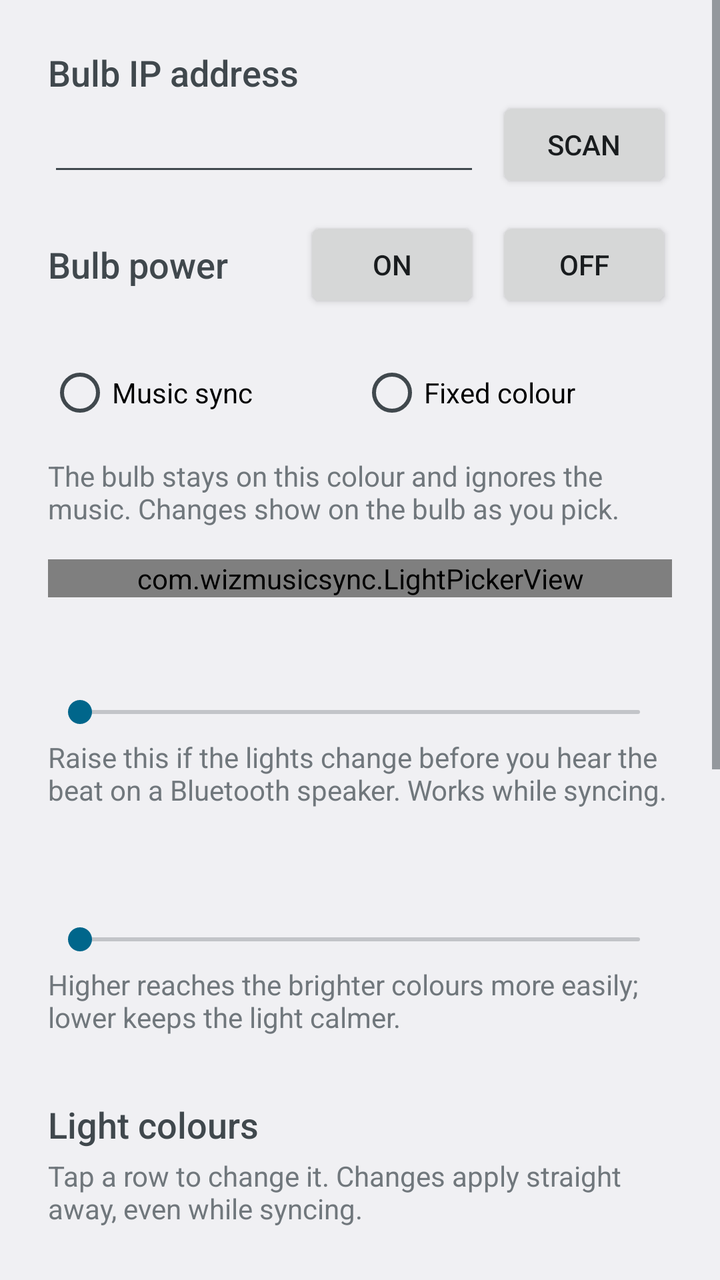
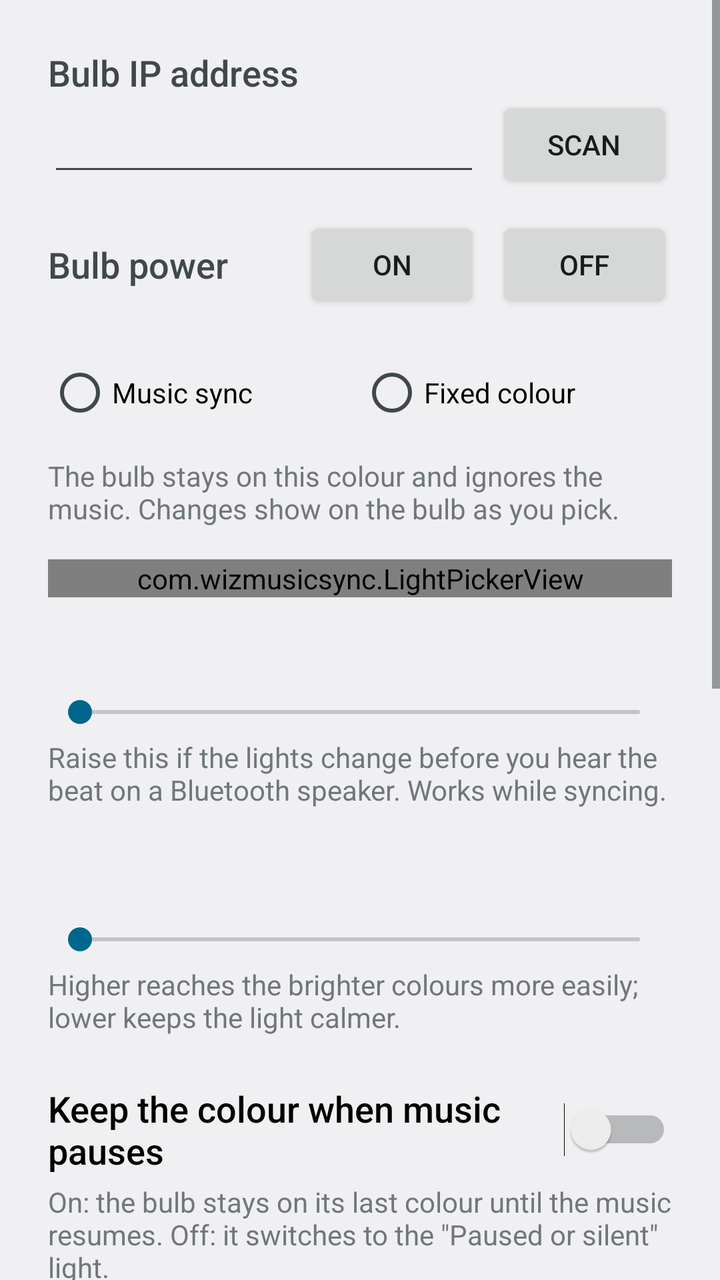

Two renders of the same Android screen: before a commit and after it. Below are the layout's source before the change and the commit's diff.
<!-- AndroidManifest.xml: application theme android:Theme.DeviceDefault.DayNight -->
<!-- res/layout/activity_main.xml -->
<?xml version="1.0" encoding="utf-8"?>
<ScrollView xmlns:android="http://schemas.android.com/apk/res/android"
    android:layout_width="match_parent"
    android:layout_height="match_parent"
    android:fitsSystemWindows="true">

    <LinearLayout
        android:layout_width="match_parent"
        android:layout_height="wrap_content"
        android:orientation="vertical"
        android:padding="24dp">

        <TextView
            android:layout_width="wrap_content"
            android:layout_height="wrap_content"
            android:labelFor="@id/bulbIp"
            android:text="Bulb IP address"
            android:textAppearance="?android:attr/textAppearanceMedium" />

        <LinearLayout
            android:layout_width="match_parent"
            android:layout_height="wrap_content"
            android:gravity="center_vertical"
            android:orientation="horizontal">

            <EditText
                android:id="@+id/bulbIp"
                android:layout_width="0dp"
                android:layout_height="wrap_content"
                android:layout_weight="1"
                android:importantForAutofill="no"
                android:inputType="text"
                android:singleLine="true" />

            <Button
                android:id="@+id/scan"
                android:layout_width="wrap_content"
                android:layout_height="wrap_content"
                android:layout_marginStart="8dp"
                android:text="Scan" />
        </LinearLayout>

        <LinearLayout
            android:layout_width="match_parent"
            android:layout_height="wrap_content"
            android:layout_marginTop="12dp"
            android:gravity="center_vertical"
            android:orientation="horizontal">

            <TextView
                android:id="@+id/powerState"
                android:layout_width="0dp"
                android:layout_height="wrap_content"
                android:layout_weight="1"
                android:text="Bulb power"
                android:textAppearance="?android:attr/textAppearanceMedium" />

            <Button
                android:id="@+id/powerOn"
                android:layout_width="wrap_content"
                android:layout_height="wrap_content"
                android:text="On" />

            <Button
                android:id="@+id/powerOff"
                android:layout_width="wrap_content"
                android:layout_height="wrap_content"
                android:layout_marginStart="8dp"
                android:text="Off" />
        </LinearLayout>

        <RadioGroup
            android:id="@+id/mode"
            android:layout_width="match_parent"
            android:layout_height="wrap_content"
            android:layout_marginTop="24dp"
            android:orientation="horizontal">

            <RadioButton
                android:id="@+id/modeSync"
                android:layout_width="0dp"
                android:layout_height="wrap_content"
                android:layout_weight="1"
                android:text="Music sync" />

            <RadioButton
                android:id="@+id/modeFixed"
                android:layout_width="0dp"
                android:layout_height="wrap_content"
                android:layout_weight="1"
                android:text="Fixed colour" />
        </RadioGroup>

        
        <LinearLayout
            android:id="@+id/fixedSection"
            android:layout_width="match_parent"
            android:layout_height="wrap_content"
            android:layout_marginTop="16dp"
            android:orientation="vertical">

            <TextView
                android:layout_width="wrap_content"
                android:layout_height="wrap_content"
                android:text="The bulb stays on this colour and ignores the music. Changes show on the bulb as you pick."
                android:textAppearance="?android:attr/textAppearanceSmall" />

            <com.wizmusicsync.LightPickerView
                android:id="@+id/fixedPicker"
                android:layout_width="match_parent"
                android:layout_height="wrap_content"
                android:layout_marginTop="16dp" />
        </LinearLayout>

        
        <LinearLayout
            android:id="@+id/syncSection"
            android:layout_width="match_parent"
            android:layout_height="wrap_content"
            android:orientation="vertical">

            <TextView
                android:id="@+id/delayLabel"
                android:layout_width="wrap_content"
                android:layout_height="wrap_content"
                android:layout_marginTop="16dp"
                android:textAppearance="?android:attr/textAppearanceMedium" />

            <SeekBar
                android:id="@+id/delay"
                android:layout_width="match_parent"
                android:layout_height="wrap_content"
                android:layout_marginTop="8dp" />

            <TextView
                android:layout_width="wrap_content"
                android:layout_height="wrap_content"
                android:layout_marginTop="4dp"
                android:text="Raise this if the lights change before you hear the beat on a Bluetooth speaker. Works while syncing."
                android:textAppearance="?android:attr/textAppearanceSmall" />

            <TextView
                android:id="@+id/sensitivityLabel"
                android:layout_width="wrap_content"
                android:layout_height="wrap_content"
                android:layout_marginTop="24dp"
                android:textAppearance="?android:attr/textAppearanceMedium" />

            <SeekBar
                android:id="@+id/sensitivity"
                android:layout_width="match_parent"
                android:layout_height="wrap_content"
                android:layout_marginTop="8dp" />

            <TextView
                android:layout_width="wrap_content"
                android:layout_height="wrap_content"
                android:layout_marginTop="4dp"
                android:text="Higher reaches the brighter colours more easily; lower keeps the light calmer."
                android:textAppearance="?android:attr/textAppearanceSmall" />

            <TextView
                android:layout_width="wrap_content"
                android:layout_height="wrap_content"
                android:layout_marginTop="32dp"
                android:text="Light colours"
                android:textAppearance="?android:attr/textAppearanceMedium" />

            <TextView
                android:layout_width="wrap_content"
                android:layout_height="wrap_content"
                android:layout_marginTop="4dp"
                android:text="Tap a row to change it. Changes apply straight away, even while syncing."
                android:textAppearance="?android:attr/textAppearanceSmall" />

            <LinearLayout
                android:id="@+id/colorRows"
                android:layout_width="match_parent"
                android:layout_height="wrap_content"
                android:layout_marginTop="8dp"
                android:orientation="vertical" />

            <Button
                android:id="@+id/resetColors"
                style="?android:attr/borderlessButtonStyle"
                android:layout_width="wrap_content"
                android:layout_height="wrap_content"
                android:text="Reset colours" />

            <Button
                android:id="@+id/toggle"
                android:layout_width="match_parent"
                android:layout_height="wrap_content"
                android:layout_marginTop="24dp" />
        </LinearLayout>

        
        <TextView
            android:layout_width="wrap_content"
            android:layout_height="wrap_content"
            android:layout_marginTop="32dp"
            android:text="Schedules"
            android:textAppearance="?android:attr/textAppearanceMedium" />

        <TextView
            android:layout_width="wrap_content"
            android:layout_height="wrap_content"
            android:layout_marginTop="4dp"
            android:text="Turn the bulb on or off after a delay or at a set time. This device must be on the bulb's Wi-Fi when a schedule runs."
            android:textAppearance="?android:attr/textAppearanceSmall" />

        <LinearLayout
            android:id="@+id/scheduleRows"
            android:layout_width="match_parent"
            android:layout_height="wrap_content"
            android:layout_marginTop="8dp"
            android:orientation="vertical" />

        <LinearLayout
            android:id="@+id/scheduleWarning"
            android:layout_width="match_parent"
            android:layout_height="wrap_content"
            android:layout_marginTop="8dp"
            android:orientation="vertical"
            android:visibility="gone">

            <TextView
                android:id="@+id/scheduleWarningText"
                android:layout_width="wrap_content"
                android:layout_height="wrap_content"
                android:textAppearance="?android:attr/textAppearanceSmall" />

            <Button
                android:id="@+id/scheduleWarningFix"
                style="?android:attr/borderlessButtonStyle"
                android:layout_width="wrap_content"
                android:layout_height="wrap_content" />
        </LinearLayout>

        <Button
            android:id="@+id/addSchedule"
            android:layout_width="wrap_content"
            android:layout_height="wrap_content"
            android:layout_marginTop="8dp"
            android:text="+ Add schedule" />

        <TextView
            android:id="@+id/status"
            android:layout_width="match_parent"
            android:layout_height="wrap_content"
            android:layout_marginTop="24dp"
            android:fontFamily="monospace"
            android:textAppearance="?android:attr/textAppearanceSmall" />

        <Button
            android:id="@+id/resetAll"
            style="?android:attr/borderlessButtonStyle"
            android:layout_width="wrap_content"
            android:layout_height="wrap_content"
            android:layout_gravity="center_horizontal"
            android:layout_marginTop="32dp"
            android:text="Reset all settings" />
    </LinearLayout>
</ScrollView>
<!-- resources referenced by this layout -->
<resources>

</resources>

<!-- the commit's change to res/layout/activity_main.xml (unified diff, before → after) -->
@@ -159,6 +159,21 @@
                 android:text="Higher reaches the brighter colours more easily; lower keeps the light calmer."
                 android:textAppearance="?android:attr/textAppearanceSmall" />
 
+            <Switch
+                android:id="@+id/keepColourOnPause"
+                android:layout_width="match_parent"
+                android:layout_height="wrap_content"
+                android:layout_marginTop="24dp"
+                android:text="Keep the colour when music pauses"
+                android:textAppearance="?android:attr/textAppearanceMedium" />
+
+            <TextView
+                android:layout_width="wrap_content"
+                android:layout_height="wrap_content"
+                android:layout_marginTop="4dp"
+                android:text="On: the bulb stays on its last colour until the music resumes. Off: it switches to the &quot;Paused or silent&quot; light."
+                android:textAppearance="?android:attr/textAppearanceSmall" />
+
             <TextView
                 android:layout_width="wrap_content"
                 android:layout_height="wrap_content"
